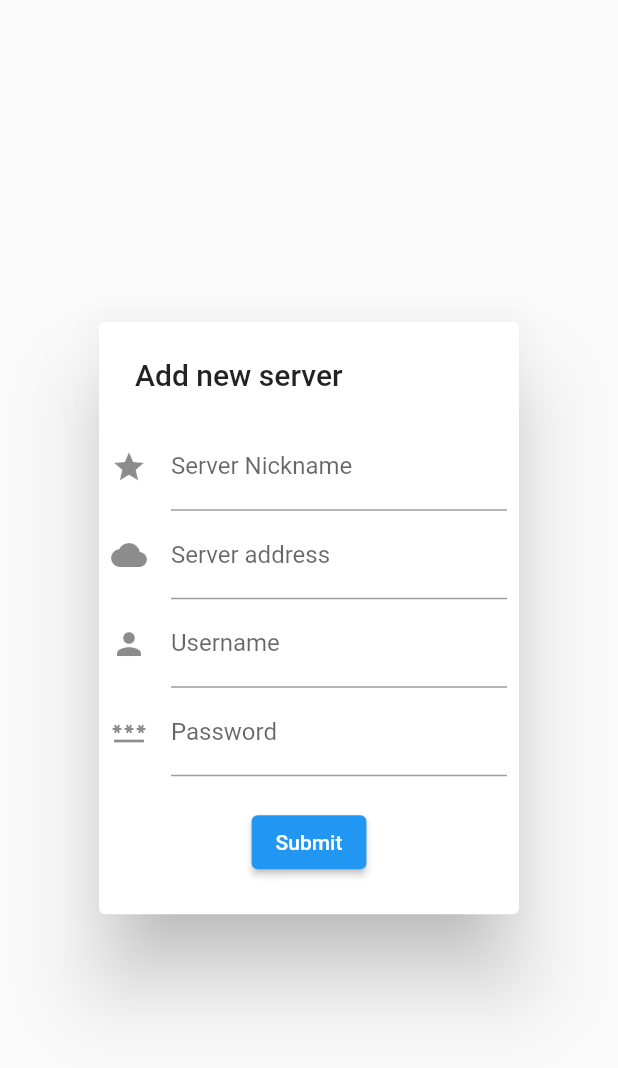
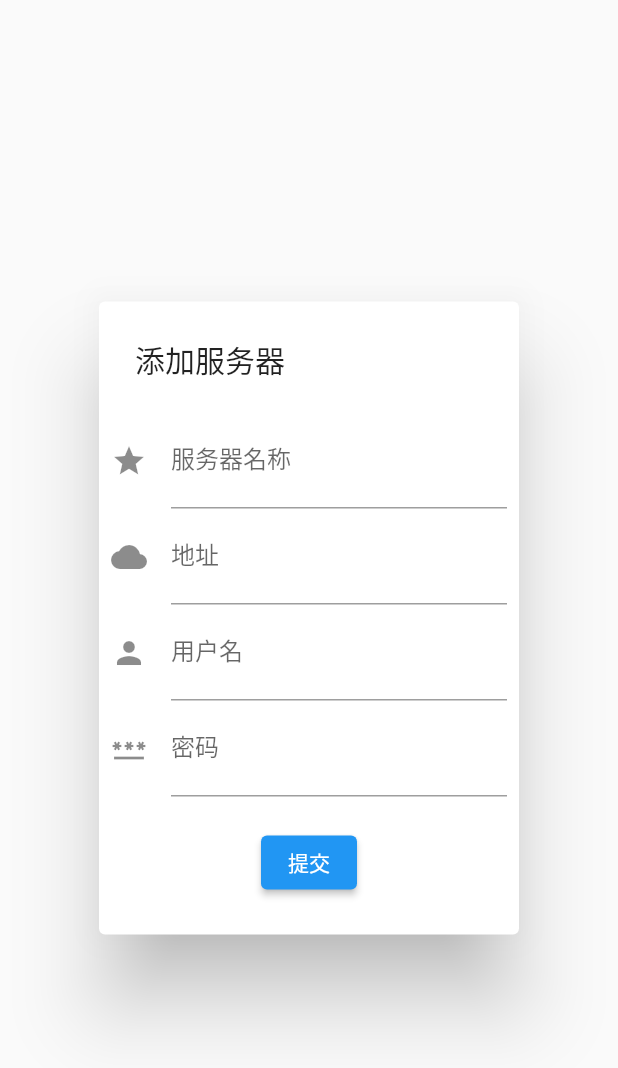
Before and after one commit to lissettecarlr/komga-client, a Flutter app: the AddServerDialog widget shown alone on an empty page, opened directly, on a phone screen of 412 x 824 dp. Shown: the top 1068 px of the screen. Run offline on Flutter 3.47's test engine with Material 2 defaults, Android fonts, the phone set to English and light mode, and no system bars; our stand-ins replace bloc, cached_network_image, dio, equatable, flutter_bloc, flutter_secure_storage and 6 more; missing offline and left inert: fullscreen, rotated_corner_decoration; accounts and stored records are empty; generated files the repository leaves out were written again.

Commit message:
部分汉化

```diff
--- a/lib/main.dart
+++ b/lib/main.dart
@@ -52,7 +52,7 @@ class MyApp extends StatelessWidget {
               home: ServerPicker(),
               routes: {
                 ServerHome.routeName: (context) => ServerHome(),
-                ServerPicker.routeName: (context) => ServerPicker(),
+                ServerPicker.routeName: (context) => ServerPicker(), //服务器选择页面
                 BookScreen.routeName: (context) => BookScreen(),
                 SeriesScreen.routeName: (context) => SeriesScreen(),
                 Reader.routeName: (context) => Reader(),
--- a/lib/presentation/screens/server_picker.dart
+++ b/lib/presentation/screens/server_picker.dart
@@ -24,7 +24,7 @@ class _ServerPickerState extends State<ServerPicker> {
       child: Builder(
         builder: (context) {
           return Scaffold(
-            appBar: AppBar(title: Text("Select a Komga server")),
+            appBar: AppBar(title: Text("选择Komga服务器")),
             drawer: ServerPickerDrawer(),
             body: BlocConsumer<ServerCubit, ServerState>(
               listener: (context, state) {
@@ -33,17 +33,19 @@ class _ServerPickerState extends State<ServerPicker> {
                 }
                 if (state is ServerAddNewFailed) {
                   ScaffoldMessenger.of(context).showSnackBar(
-                      SnackBar(content: Text("Adding new server failed")));
+                      SnackBar(content: Text("服务器添加错误")));
                 }
               },
               builder: (context, state) {
+                //如果在初始化就弄个图标转圈
                 if (state is ServerInitial) {
                   return Center(
                     child: CircularProgressIndicator(),
                   );
+                //如果没用找到服务器则显示提升语句，添加服务器
                 } else if (state is ServersEmpty) {
                   return Center(
-                    child: Text("Add a server using the floating button"),
+                    child: Text("通过右下角按钮添加服务器吧！"),
                   );
                 } else if (state is ServersFetched) {
                   return ListView.builder(
@@ -63,7 +65,7 @@ class _ServerPickerState extends State<ServerPicker> {
                 }
               },
             ),
-            floatingActionButton: FloatingActionButton(
+            floatingActionButton: FloatingActionButton(      //浮动按键
               onPressed: () {
                 ServerCubit serverCubit = context.read<ServerCubit>();
                 AddServerDialog addServerDialog = AddServerDialog();
@@ -102,7 +104,7 @@ class _AddServerDialogState extends State<AddServerDialog> {
   @override
   Widget build(BuildContext context) {
     return SimpleDialog(
-      title: Text("Add new server"),
+      title: Text("添加服务器"),
       children: [
         Padding(
           padding: const EdgeInsets.all(8.0),
@@ -115,8 +117,8 @@ class _AddServerDialogState extends State<AddServerDialog> {
                   keyboardType: TextInputType.text,
                   decoration: InputDecoration(
                       icon: Icon(Icons.star),
-                      labelText: 'Server Nickname',
-                      hintText: 'Enter a server nickname'),
+                      labelText: '服务器名称',
+                      hintText: '自定义命名，顺便写'),
                   validator: (value) {
                     if (value == null || value.isEmpty) {
                       return 'Server Name';
@@ -130,8 +132,8 @@ class _AddServerDialogState extends State<AddServerDialog> {
                     onChanged: (value) => url = value,
                     decoration: InputDecoration(
                         icon: Icon(Icons.cloud),
-                        labelText: 'Server address',
-                        hintText: 'Enter the server\'s address'),
+                        labelText: '地址',
+                        hintText: '域名或者IP地址'),
                     validator: (value) {
                       if (isURL(
                         value!,
@@ -140,7 +142,7 @@ class _AddServerDialogState extends State<AddServerDialog> {
                       )) {
                         return null;
                       } else {
-                        return "URL not valid. Please include the protocol, e.g. https://komga.example.com";
+                        return "地址错误！. 请添加协议, 例如 https://komga.example.com";
                       }
                     }),
                 AutofillGroup(
@@ -151,13 +153,13 @@ class _AddServerDialogState extends State<AddServerDialog> {
                     onChanged: (value) => username = value,
                     decoration: InputDecoration(
                         icon: Icon(Icons.person),
-                        labelText: 'Username',
-                        hintText: 'Enter your username'),
+                        labelText: '用户名',
+                        hintText: 'web上注册，邮箱'),
                     validator: (value) {
                       if (isEmail(value!)) {
                         return null;
                       } else {
-                        return 'Enter your username, it should be a valid email address';
+                        return '用户名应该是一个邮箱地址';
                       }
                     },
                   ),
@@ -167,8 +169,8 @@ class _AddServerDialogState extends State<AddServerDialog> {
                     keyboardType: TextInputType.visiblePassword,
                     decoration: InputDecoration(
                         icon: Icon(Icons.password),
-                        labelText: 'Password',
-                        hintText: 'Enter your password'),
+                        labelText: '密码',
+                        hintText: 'web上注册的'),
                     validator: (value) {
                       if (value == null || value.isEmpty) {
                         return 'Enter your password';
@@ -192,7 +194,7 @@ class _AddServerDialogState extends State<AddServerDialog> {
                         Navigator.pop(context);
                       }
                     },
-                    child: Text("Submit"))
+                    child: Text("提交"))
               ],
             ),
             // autovalidateMode: AutovalidateMode.onUserInteraction,
@@ -203,6 +205,7 @@ class _AddServerDialogState extends State<AddServerDialog> {
   }
 }
 
+//服务器列表的展示
 class ServerCard extends StatelessWidget {
   final Server server;
   const ServerCard(this.server);
@@ -224,7 +227,7 @@ class ServerCard extends StatelessWidget {
               }
             }),
         title: Text(server.name),
-        subtitle: Text(server.username),
+        subtitle: Text("用户名："+server.username+"  地址: "+server.url),
         trailing: IconButton(
           icon: Icon(Icons.delete),
           color: Colors.red,
--- a/lib/presentation/widgets/klutter_about_list_tile.dart
+++ b/lib/presentation/widgets/klutter_about_list_tile.dart
@@ -8,10 +8,10 @@ class KlutterAboutListTile extends StatelessWidget {
   @override
   Widget build(BuildContext context) {
     return AboutListTile(
-      applicationLegalese: "Many thanks to gotson for creating Komga",
-      applicationName: "Klutter",
+      applicationLegalese: "基于Klutter的改版，用于连接komga",
+      applicationName: "Klutter-卡拉版",
       icon: Icon(Icons.help),
-      applicationVersion: "0.7.0",
+      applicationVersion: "0.0.1",
     );
   }
 }
--- a/lib/presentation/widgets/select_theme_tile.dart
+++ b/lib/presentation/widgets/select_theme_tile.dart
@@ -22,7 +22,7 @@ class SelectThemeTile extends StatelessWidget {
 
         return ListTile(
           leading: leadingIcon,
-          title: Text("Theme"),
+          title: Text("主题"),
           subtitle: DropdownButton(
             isExpanded: true,
             value: state,
--- a/lib/presentation/widgets/server_drawer.dart
+++ b/lib/presentation/widgets/server_drawer.dart
@@ -35,7 +35,7 @@ class _ServerDrawerState extends State<ServerDrawer> {
               selected:
                   ModalRoute.of(context)?.settings.name == ServerHome.routeName,
               leading: Icon(Icons.home),
-              title: Text("Home"),
+              title: Text("主页"),
               onTap: () =>
                   Navigator.pushReplacementNamed(context, ServerHome.routeName),
             ),
@@ -44,7 +44,7 @@ class _ServerDrawerState extends State<ServerDrawer> {
                   ModalRoute.of(context)?.settings.name ==
                       LibraryScreen.routeName,
               leading: Icon(Icons.library_books),
-              title: Text("Libraries"),
+              title: Text("书架"),
               onTap: () => Navigator.pushReplacementNamed(
                   context, LibraryScreen.routeName,
                   arguments: null),
@@ -74,7 +74,7 @@ class _ServerDrawerState extends State<ServerDrawer> {
             Divider(),
             ListTile(
               leading: Icon(Icons.logout),
-              title: Text("Change server"),
+              title: Text("服务器切换"),
               onTap: () => Navigator.of(context).pushNamedAndRemoveUntil(
                   ServerPicker.routeName, (Route<dynamic> route) => false),
             ),
```
Also changed, not shown: lib/presentation/widgets/server_picker_drawer.dart (+4 -3 lines).
